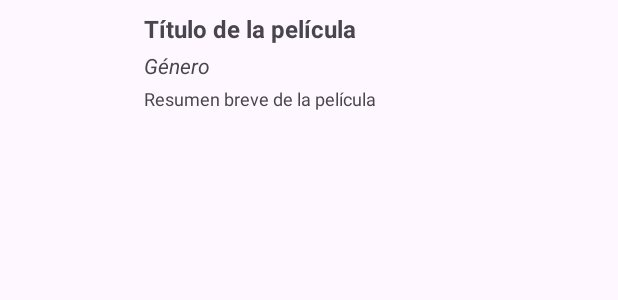
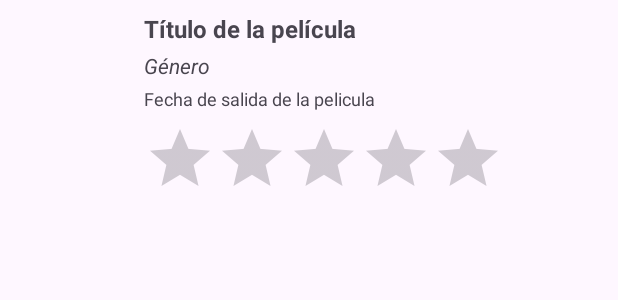
Before and after one commit to UnBoniato/App_peliculas, an Android app: the layout item_movie_list.xml on its own in the app's theme, with its tools: preview values and no code run, on a phone screen of 412 x 824 dp. Shown: the top 300 px of the screen. Run offline under Robolectric (Android 15) with nearby library versions, the light colour scheme and no system bars.

Commit message:
Rating y fecha lanzamiento

```diff
--- a/app/src/main/res/layout/activity_home.xml
+++ b/app/src/main/res/layout/activity_home.xml
@@ -11,7 +11,7 @@
     <ListView
         android:id="@+id/movie_list"
         android:layout_width="350dp"
-        android:layout_height="200dp"
+        android:layout_height="400dp"
         android:layout_marginTop="72dp"
         app:layout_constraintEnd_toStartOf="@+id/guideline5"
         app:layout_constraintHorizontal_bias="0.0"
--- a/app/src/main/res/layout/item_movie_list.xml
+++ b/app/src/main/res/layout/item_movie_list.xml
@@ -41,11 +41,22 @@
             android:layout_marginTop="4dp" />
 
         <TextView
-            android:id="@+id/movie_overview"
+            android:id="@+id/movie_releasedate"
             android:layout_width="wrap_content"
             android:layout_height="wrap_content"
-            android:text="Resumen breve de la película"
+            android:text="Fecha de salida de la pelicula"
             android:textSize="12sp"
             android:layout_marginTop="4dp" />
+
+        <RatingBar
+            android:id="@+id/movie_rating"
+            android:layout_width="wrap_content"
+            android:layout_height="wrap_content"
+            android:layout_marginTop="8dp"
+            android:isIndicator="true"
+            android:numStars="5"
+            android:progressTint="#FFEB3B"
+            android:stepSize="0.5" />
+
     </LinearLayout>
 </LinearLayout>
```
Also changed, not shown: app/src/main/java/com/upm/app_peliculas/Movie.java (+8 -7 lines), app/src/main/java/com/upm/app_peliculas/MovieAdapter.java (+6 -2 lines).
